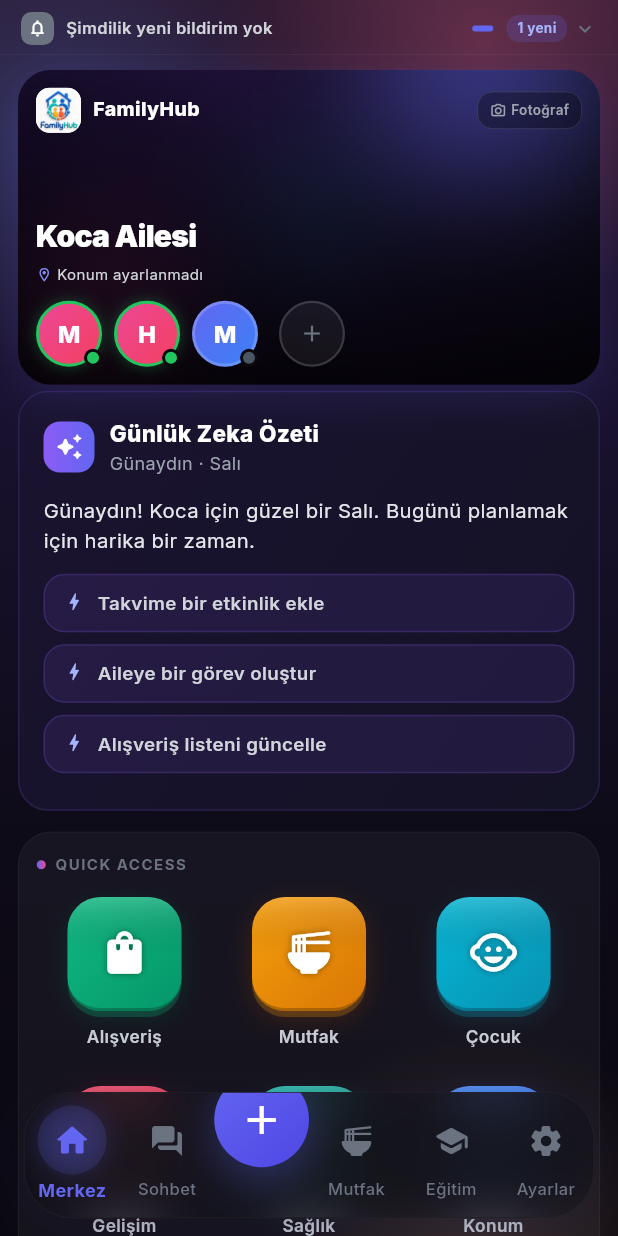
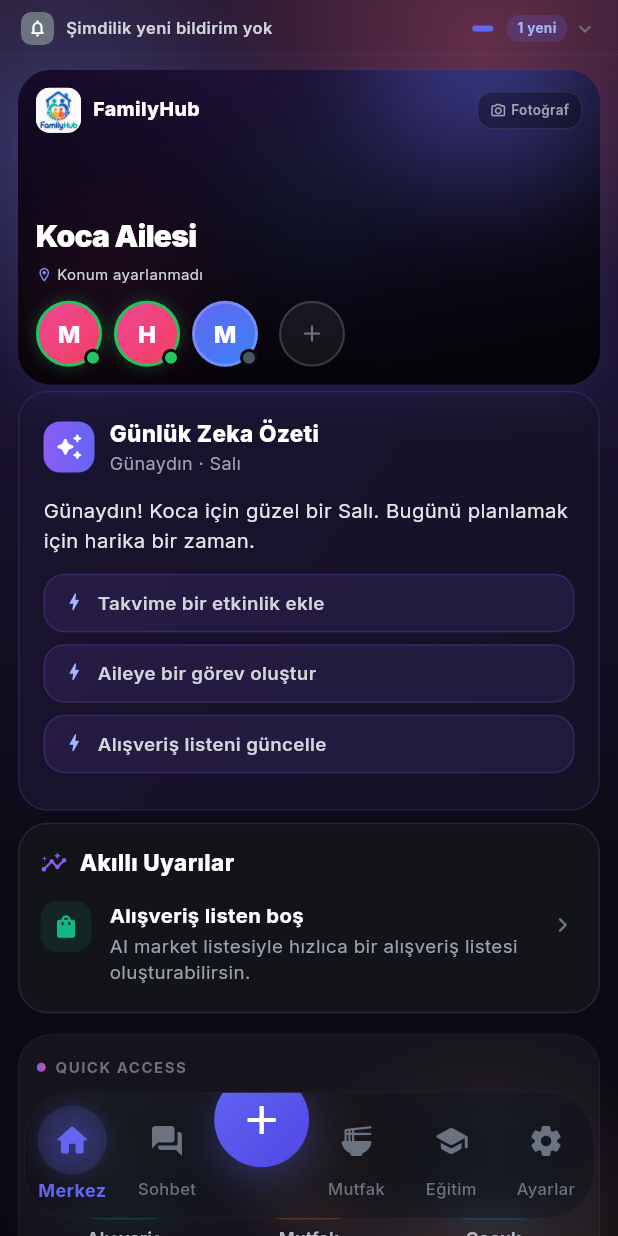
Before and after one commit to mcemkoca/familyhub, a Flutter app: the HubScreen screen opened by its route, after a tap on "Şimdilik yeni bildirim yok", on a phone screen of 412 x 824 dp. Run offline on Flutter 3.47's test engine with Material 3 defaults, Android fonts, the phone set to English and light mode, and no system bars; our stand-ins replace app_links, audioplayers, cached_network_image, connectivity_plus, emoji_picker_flutter, envied and 35 more; missing offline and left inert: amplitude_flutter, device_calendar, encrypt, extension_google_sign_in_as_googleapis_auth, flutter_stripe, flutter_webrtc and 9 more; accounts and stored records are empty; generated files the repository leaves out were written again; network calls fail.

Commit message:
feat: Akıllı Uyarılar — gerçek veriden kural tabanlı içgörüler (iş zekası)
- familyInsightsProvider: bütçe gelir/gider dengesi, aylık sabit gider,
  değerlendirme eksik çocuklar, boş/dolu alışveriş listesi → sıralı içgörüler
- SmartInsightsCard hub'da en önemli 3 uyarıyı gösterir; dokun → ilgili bölüm
- Tümü çevrimdışı (kural tabanlı), Gemini gerektirmez

Co-Authored-By: Claude Opus 4.8 <noreply@anthropic.com>

```diff
--- /dev/null
+++ b/lib/components/hub/smart_insights_card.dart
@@ -0,0 +1,108 @@
+import 'package:flutter/material.dart';
+import 'package:flutter_riverpod/flutter_riverpod.dart';
+import 'package:go_router/go_router.dart';
+import '../../presentation/providers/insights_provider.dart';
+
+/// Hub'da gerçek verilerden üretilen akıllı uyarılar/öneriler.
+/// Kural tabanlı (çevrimdışı), en önemli 3 içgörüyü gösterir.
+class SmartInsightsCard extends ConsumerWidget {
+  const SmartInsightsCard({super.key});
+
+  @override
+  Widget build(BuildContext context, WidgetRef ref) {
+    final insights = ref.watch(familyInsightsProvider);
+    if (insights.isEmpty) return const SizedBox.shrink();
+    final top = insights.take(3).toList();
+
+    return Padding(
+      padding: const EdgeInsets.fromLTRB(12, 4, 12, 4),
+      child: Container(
+        padding: const EdgeInsets.all(14),
+        decoration: BoxDecoration(
+          color: const Color(0xFF13131A),
+          borderRadius: BorderRadius.circular(20),
+          border: Border.all(color: const Color(0xFF262631)),
+        ),
+        child: Column(
+          crossAxisAlignment: CrossAxisAlignment.start,
+          children: [
+            const Row(
+              children: [
+                Icon(Icons.insights_rounded,
+                    size: 18, color: Color(0xFF8B5CF6)),
+                SizedBox(width: 8),
+                Text('Akıllı Uyarılar',
+                    style: TextStyle(
+                        color: Colors.white,
+                        fontSize: 15,
+                        fontWeight: FontWeight.w800)),
+              ],
+            ),
+            const SizedBox(height: 10),
+            for (var i = 0; i < top.length; i++) ...[
+              if (i > 0) const Divider(height: 16, color: Color(0xFF1F1F29)),
+              _InsightRow(insight: top[i]),
+            ],
+          ],
+        ),
+      ),
+    );
+  }
+}
+
+class _InsightRow extends StatelessWidget {
+  final Insight insight;
+  const _InsightRow({required this.insight});
+
+  @override
+  Widget build(BuildContext context) {
+    return InkWell(
+      borderRadius: BorderRadius.circular(12),
+      onTap: insight.route == null
+          ? null
+          : () => context.push(insight.route!),
+      child: Padding(
+        padding: const EdgeInsets.symmetric(vertical: 4),
+        child: Row(
+          crossAxisAlignment: CrossAxisAlignment.start,
+          children: [
+            Container(
+              width: 34,
+              height: 34,
+              decoration: BoxDecoration(
+                color: insight.color.withAlpha(28),
+                borderRadius: BorderRadius.circular(11),
+              ),
+              child: Icon(insight.icon, color: insight.color, size: 18),
+            ),
+            const SizedBox(width: 12),
+            Expanded(
+              child: Column(
+                crossAxisAlignment: CrossAxisAlignment.start,
+                children: [
+                  Text(insight.title,
+                      style: const TextStyle(
+                          color: Colors.white,
+                          fontSize: 13.5,
+                          fontWeight: FontWeight.w700)),
+                  const SizedBox(height: 2),
+                  Text(insight.message,
+                      style: const TextStyle(
+                          color: Color(0xFF9CA3AF),
+                          fontSize: 12.5,
+                          height: 1.35)),
+                ],
+              ),
+            ),
+            if (insight.route != null)
+              const Padding(
+                padding: EdgeInsets.only(top: 6, left: 4),
+                child: Icon(Icons.chevron_right_rounded,
+                    color: Color(0xFF6B7280), size: 20),
+              ),
+          ],
+        ),
+      ),
+    );
+  }
+}
--- /dev/null
+++ b/lib/presentation/providers/insights_provider.dart
@@ -0,0 +1,129 @@
+import 'package:flutter/material.dart';
+import 'package:flutter_riverpod/flutter_riverpod.dart';
+import '../../config/routes.dart';
+import '../../domain/entities.dart';
+import 'app_providers.dart';
+import '../screens/budget/subscription_screen.dart' show subscriptionProvider;
+import '../screens/child/child_development_screen.dart' show childDevProvider;
+import '../screens/child/child_dev_store.dart';
+
+/// Aile için tek bir akıllı içgörü/uyarı.
+class Insight {
+  final IconData icon;
+  final Color color;
+  final String title;
+  final String message;
+  final String? route;
+  final int severity; // 0 bilgi, 1 öneri, 2 uyarı
+  const Insight({
+    required this.icon,
+    required this.color,
+    required this.title,
+    required this.message,
+    this.route,
+    this.severity = 0,
+  });
+}
+
+/// Gerçek yerel verilerden (bütçe, giderler, gelişim, alışveriş) kural tabanlı
+/// akıllı uyarılar üretir. Tümü çevrimdışı çalışır; en önemliler önce sıralanır.
+final familyInsightsProvider = Provider<List<Insight>>((ref) {
+  final insights = <Insight>[];
+  final now = DateTime.now();
+
+  // ── Bütçe: bu ayki gelir/gider dengesi ──
+  final txs = ref.watch(transactionsProvider).valueOrNull ?? const [];
+  final monthTxs = txs.where(
+      (t) => t.createdAt.year == now.year && t.createdAt.month == now.month);
+  final income = monthTxs
+      .where((t) => t.type == TransactionType.income)
+      .fold<double>(0, (s, t) => s + t.amount);
+  final expense = monthTxs
+      .where((t) => t.type == TransactionType.expense)
+      .fold<double>(0, (s, t) => s + t.amount);
+
+  if (income > 0 && expense > income * 0.9) {
+    insights.add(Insight(
+      icon: Icons.trending_down_rounded,
+      color: const Color(0xFFEF4444),
+      title: 'Harcamalar gelire yaklaştı',
+      message:
+          'Bu ay giderin (€${expense.toStringAsFixed(0)}) gelirinin (€${income.toStringAsFixed(0)}) %${((expense / income) * 100).round()}\'ine ulaştı.',
+      route: AppRoutes.budget,
+      severity: 2,
+    ));
+  } else if (income > 0 && expense < income * 0.6) {
+    insights.add(Insight(
+      icon: Icons.savings_rounded,
+      color: const Color(0xFF22C55E),
+      title: 'Tasarruf yolundasın',
+      message:
+          'Bu ay gelirinin %${(((income - expense) / income) * 100).round()}\'ini biriktiriyorsun. Harika!',
+      route: AppRoutes.budget,
+      severity: 0,
+    ));
+  }
+
+  // ── Ev Giderleri: aylık sabit gider toplamı ──
+  final subs = ref.watch(subscriptionProvider);
+  final activeSubs = subs.where((s) => s.active).toList();
+  if (activeSubs.isNotEmpty) {
+    final monthlyFixed =
+        activeSubs.fold<double>(0, (s, x) => s + x.monthlyAmount);
+    // Bir sonraki 7 gün içinde yenilenecek olanlar.
+    insights.add(Insight(
+      icon: Icons.receipt_long_rounded,
+      color: const Color(0xFF6366F1),
+      title: 'Aylık sabit giderin',
+      message:
+          '${activeSubs.length} abonelik/gider · toplam ≈€${monthlyFixed.toStringAsFixed(0)}/ay.',
+      route: AppRoutes.subscriptions,
+      severity: 0,
+    ));
+  }
+
+  // ── Gelişim: değerlendirme eksik çocuklar ──
+  final children = ref.watch(childDevProvider);
+  for (final child in children) {
+    final progress = DevStore.assessmentProgress(child.id, child.devGroup);
+    if (progress < 0.05) {
+      insights.add(Insight(
+        icon: Icons.child_care_rounded,
+        color: const Color(0xFFF43F5E),
+        title: '${child.name} için değerlendirme',
+        message:
+            '${child.name} için beceri değerlendirmesi henüz yapılmadı. Gelişimi takip etmek için başlayın.',
+        route: AppRoutes.childDevelopment,
+        severity: 1,
+      ));
+    }
+  }
+
+  // ── Alışveriş: liste boşsa öner ──
+  final shopping = ref.watch(shoppingItemsProvider).valueOrNull ?? const [];
+  final pending = shopping.where((i) => !i.isCompleted).length;
+  if (shopping.isEmpty) {
+    insights.add(const Insight(
+      icon: Icons.shopping_bag_rounded,
+      color: Color(0xFF10B981),
+      title: 'Alışveriş listen boş',
+      message:
+          'AI market listesiyle hızlıca bir alışveriş listesi oluşturabilirsin.',
+      route: AppRoutes.shopping,
+      severity: 1,
+    ));
+  } else if (pending > 8) {
+    insights.add(Insight(
+      icon: Icons.shopping_cart_checkout_rounded,
+      color: const Color(0xFF10B981),
+      title: 'Alışveriş zamanı',
+      message: 'Listende $pending bekleyen ürün var.',
+      route: AppRoutes.shopping,
+      severity: 1,
+    ));
+  }
+
+  // En önemliler (yüksek severity) önce.
+  insights.sort((a, b) => b.severity.compareTo(a.severity));
+  return insights;
+});
--- a/lib/presentation/screens/hub/hub_screen.dart
+++ b/lib/presentation/screens/hub/hub_screen.dart
@@ -18,6 +18,7 @@ import '../../widgets/notification_prompt.dart';
 import '../../../components/hub/ai_suggestions_widget.dart';
 import '../../../components/hub/hub_ai_panel.dart';
 import '../../../components/hub/daily_briefing_card.dart';
+import '../../../components/hub/smart_insights_card.dart';
 import '../../../components/hub/content_widgets/content_highlights_widget.dart';
 import '../../../services/location_tracking_service.dart';
 
@@ -340,6 +341,9 @@ class _HubScreenState extends ConsumerState<HubScreen>
 
               // ── Günlük Zeka Özeti (hub'ın beyni) ─────────────────────────
               const SliverToBoxAdapter(child: DailyBriefingCard()),
+
+              // ── Akıllı Uyarılar (gerçek veriden içgörüler) ───────────────
+              const SliverToBoxAdapter(child: SmartInsightsCard()),
 
               // ── Quick access grid (butonlar hemen gorunsun) ──────────────
               SliverToBoxAdapter(child: _QuickGrid(features: visibleFeatures)),
```
